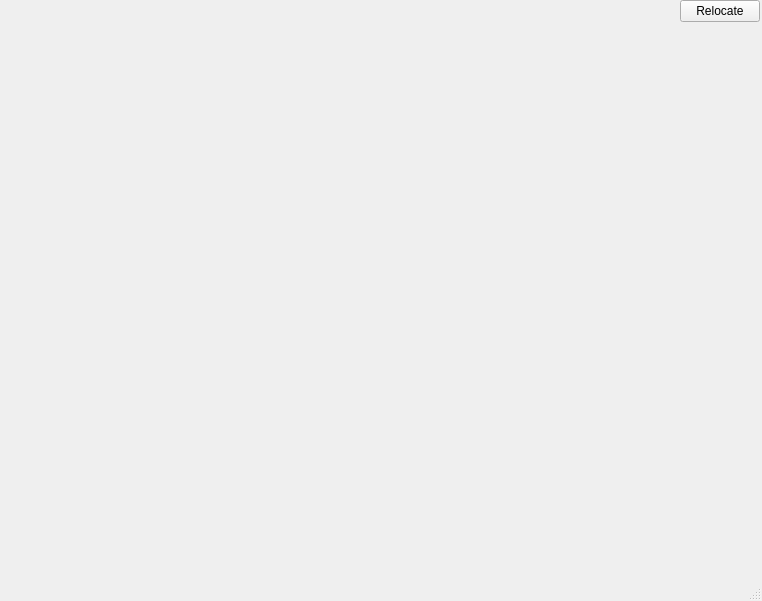
This is vorowindow.ui in Manrich121/distrobuted-voronoi as Qt 5 draws it before an edit. The edited form follows.
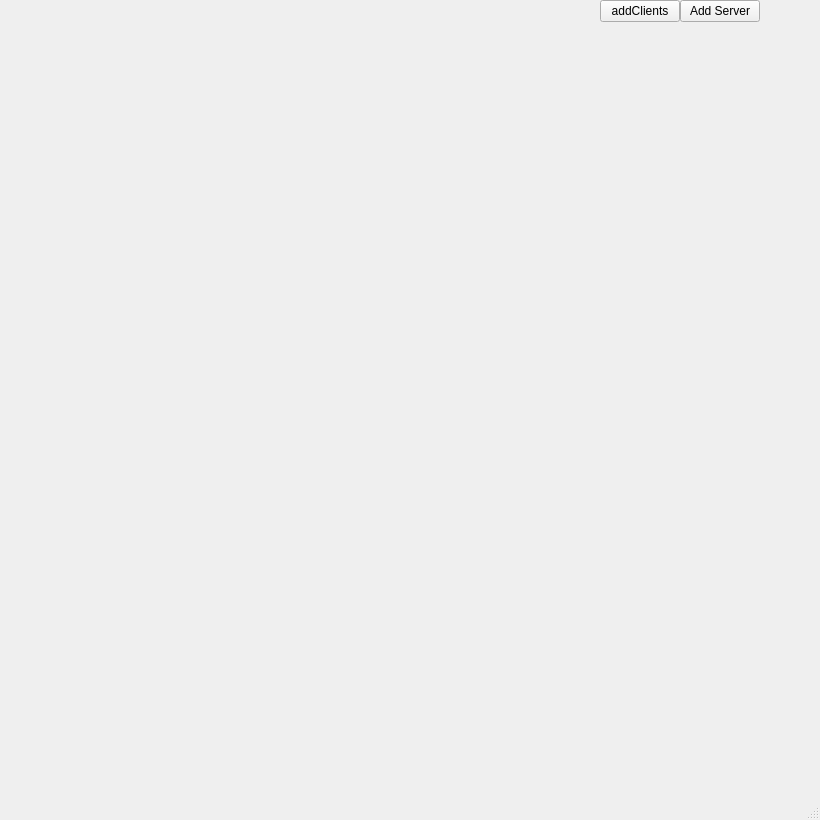
This is the edited form.

Commit message: Implemented dynamic server asssign to center of mass of clients ReturnThisSite will return the current voronoi site if underloaded and recal the voronoi diagram

The edit to the form file:
```diff
--- a/vorowindow.ui
+++ b/vorowindow.ui
@@ -6,8 +6,8 @@
    <rect>
     <x>0</x>
     <y>0</y>
-    <width>762</width>
-    <height>601</height>
+    <width>820</width>
+    <height>820</height>
    </rect>
   </property>
   <property name="windowTitle">
@@ -24,7 +24,20 @@
      </rect>
     </property>
     <property name="text">
-     <string>Relocate</string>
+     <string>Add Server</string>
+    </property>
+   </widget>
+   <widget class="QPushButton" name="addClients">
+    <property name="geometry">
+     <rect>
+      <x>600</x>
+      <y>0</y>
+      <width>80</width>
+      <height>22</height>
+     </rect>
+    </property>
+    <property name="text">
+     <string>addClients</string>
     </property>
    </widget>
   </widget>
```
The commit also changes 8 other files.
